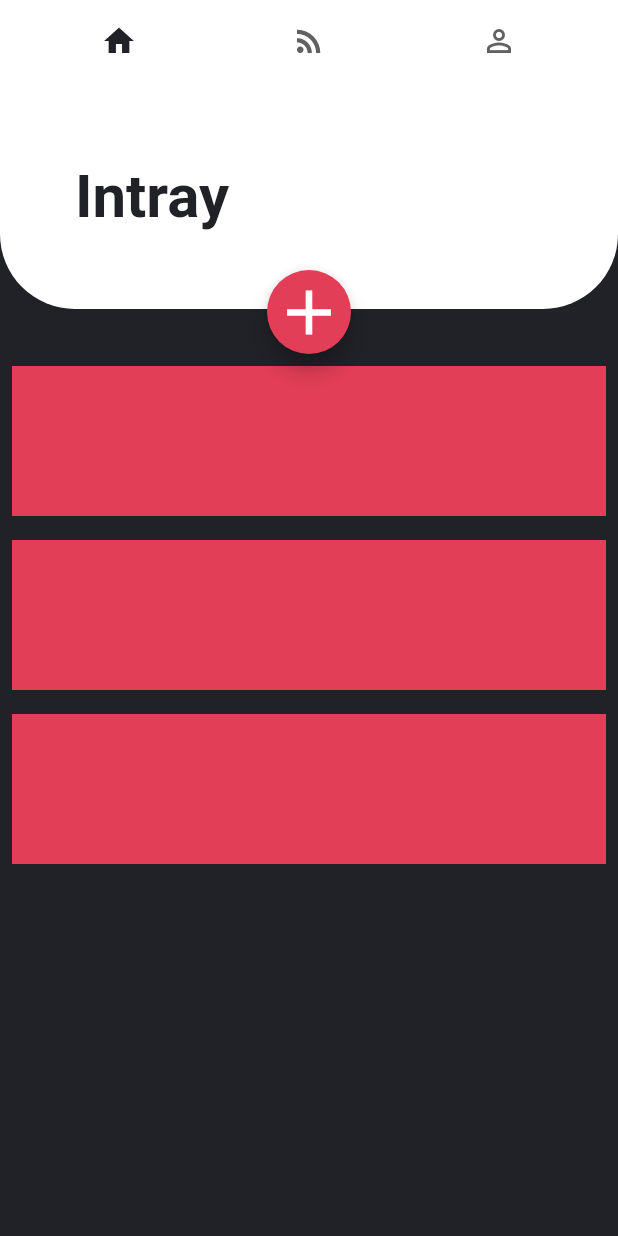
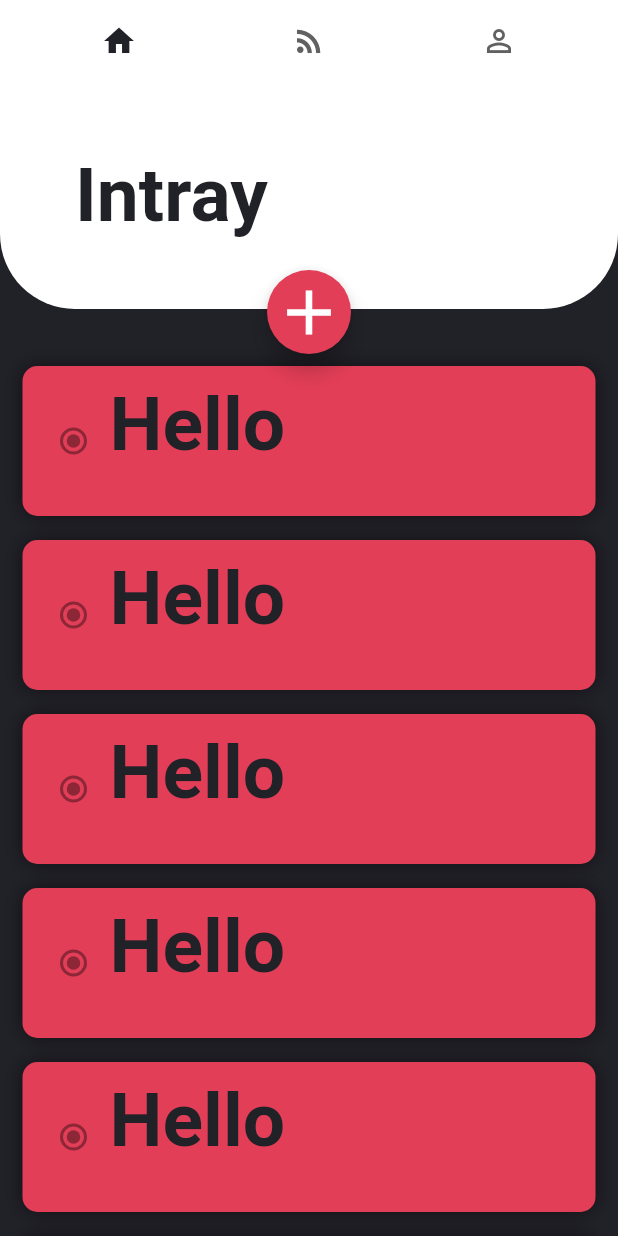
Before and after one commit to Lucxjo/Tasko-flutter, a Flutter app: the screen it shows after launch, on a phone screen of 412 x 824 dp. Run offline on Flutter 3.47's test engine with Material 2 defaults, Android fonts, the phone set to English and light mode, and no system bars; Roboto replaces fonts that are missing (Avenir).

Commit message:
+ IntrayToDo widget and an extra TS. + IntrayToDO widget to ReorderableList in intray_view.dart. + uuid package

```diff
--- /dev/null
+++ b/lib/components/intray_todo_widget.dart
@@ -0,0 +1,38 @@
+import 'package:flutter/material.dart';
+import 'package:tasko/styles/colours.dart';
+import 'package:tasko/styles/text_styles.dart';
+
+class IntrayToDo extends StatelessWidget {
+  const IntrayToDo({Key key, this.title}) : super(key: key);
+	final String title;
+
+	@override
+	Widget build(BuildContext context) {
+
+		return Container(
+			height: 100,
+			margin: EdgeInsets.symmetric(vertical: 8.0, horizontal: 15.0),
+			padding: EdgeInsets.all(10.0),
+			decoration: BoxDecoration(
+				borderRadius: BorderRadius.all(Radius.circular(10)),
+				color: Colour.red,
+				boxShadow: [
+					BoxShadow(
+						color: Colors.black.withOpacity(0.5),
+						blurRadius: 10.0
+					)
+				]
+			),
+			child: Row(
+				children: [
+					Radio(value: null, groupValue: null, onChanged: null),
+					Column(
+						children: [
+							Text(title, style: TextStyles.intrayTitle,),
+						],
+					)
+				],
+			),
+		);
+	}
+}
--- a/lib/styles/text_styles.dart
+++ b/lib/styles/text_styles.dart
@@ -6,6 +6,12 @@ class TextStyles {
     fontFamily: 'Avenir',
     fontWeight: FontWeight.bold,
     color: Colour.darkGrey,
-    fontSize: 40.0,
+    fontSize: 50.0,
+  );
+  static const TextStyle todoCardTitle = TextStyle(
+    fontFamily: 'Avenir',
+    fontWeight: FontWeight.bold,
+    color: Colour.darkGrey,
+    fontSize: 30.0,
   );
 }
--- a/lib/views/intray/intray_view.dart
+++ b/lib/views/intray/intray_view.dart
@@ -1,5 +1,9 @@
+import 'dart:math';
+
 import 'package:flutter/material.dart';
 import 'package:tasko/styles/colours.dart';
+import 'package:tasko/components/intray_todo_widget.dart';
+import 'package:uuid/uuid.dart';
 
 class IntrayView extends StatefulWidget {
   @override
@@ -11,30 +15,25 @@ class _IntrayViewState extends State<IntrayView> {
   Widget build(BuildContext context) {
     return Container(
       color: Colour.darkGrey,
-      child: ListView(
+      child: ReorderableListView(
         padding: EdgeInsets.only(top: 180.0),
         children: getList(),
+        onReorder: (int oldIndex, int newIndex) {
+          setState(() {
+            if (newIndex > oldIndex) newIndex -=1;
+            final Container item = getList().removeAt(oldIndex);
+            getList().insert(newIndex, item);
+          });
+        },
       ),
     );
   }
 }
 
 List<Widget> getList() {
-  return [
-    Container(
-      margin: EdgeInsets.all(8),
-      height: 100,
-      color: Colour.red,
-    ),
-    Container(
-      margin: EdgeInsets.all(8),
-      height: 100,
-      color: Colour.red,
-    ),
-    Container(
-      margin: EdgeInsets.all(8),
-      height: 100,
-      color: Colour.red,
-    )
-  ];
+  List<IntrayToDo> list = [];
+  for (int i = 0; i < 10; i++) {
+    list.add(new IntrayToDo(title: "Hello", key: Key(Uuid().v4()),));
+  }
+  return list;
 }
--- a/pubspec.yaml
+++ b/pubspec.yaml
@@ -23,6 +23,7 @@ environment:
 dependencies:
   flutter:
     sdk: flutter
+  uuid: ^2.2.0
 
 
   # The following adds the Cupertino Icons font to your application.
```
Also changed, not shown: pubspec.lock, 1 other file.
